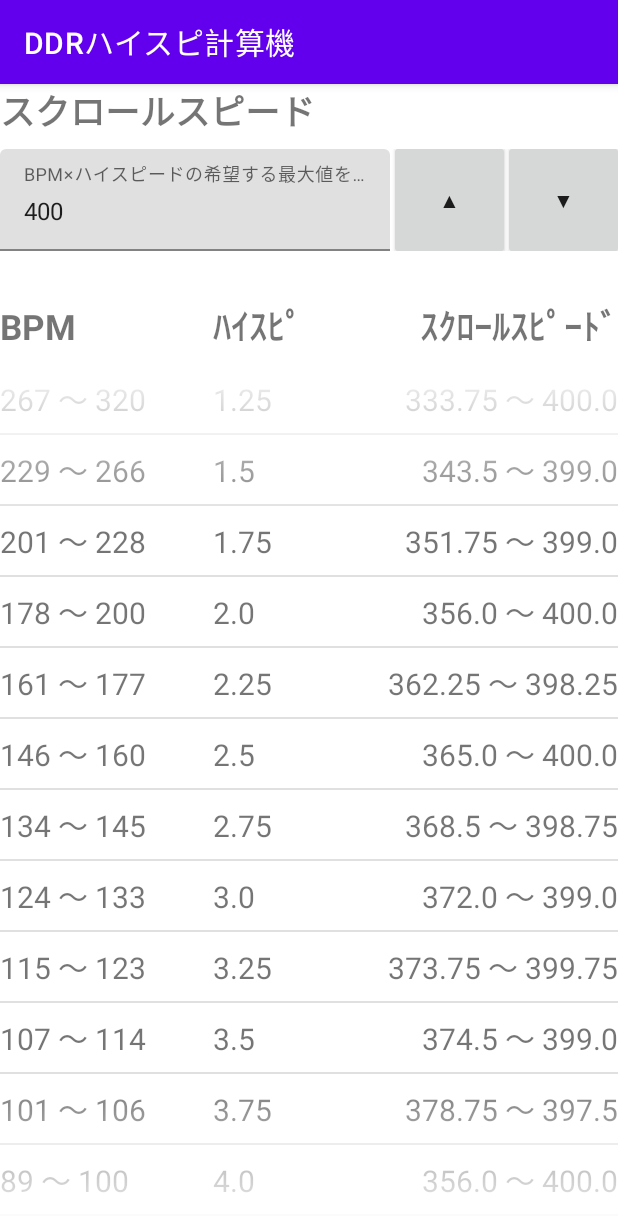
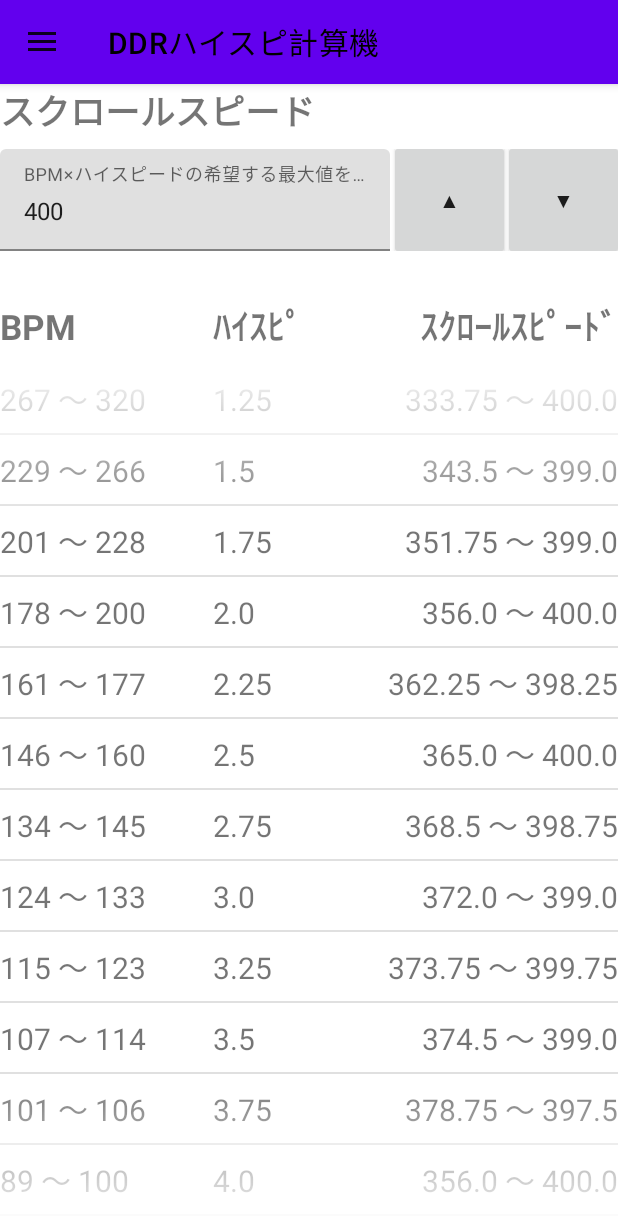
Before and after one commit to FIAS-CO/DdrScrollSpeedBoard, an Android app: the screen it shows after launch (MainActivity), on a phone screen of 412 x 824 dp. Shown: the top 1231 px of the screen. Run offline under Robolectric (Android 15) with nearby library versions, the phone set to English and light mode, and no system bars; our stand-ins replace AdMob, data binding, navigation-ui; 2 statements that could not run were skipped.

Commit message:
ナビゲーションドロワー追加

```diff
--- a/app/src/main/java/com/fias/ddrhighspeed/MainActivity.kt
+++ b/app/src/main/java/com/fias/ddrhighspeed/MainActivity.kt
@@ -1,13 +1,21 @@
 package com.fias.ddrhighspeed
 
 import android.os.Bundle
+import android.view.LayoutInflater
+import android.view.MenuItem
 import android.view.MotionEvent
 import androidx.appcompat.app.AppCompatActivity
+import androidx.appcompat.widget.Toolbar
 import androidx.databinding.DataBindingUtil
 import androidx.databinding.ViewDataBinding
+import androidx.drawerlayout.widget.DrawerLayout
 import androidx.navigation.NavController
+import androidx.navigation.findNavController
 import androidx.navigation.fragment.NavHostFragment
-import androidx.navigation.ui.setupActionBarWithNavController
+import androidx.navigation.ui.AppBarConfiguration
+import androidx.navigation.ui.onNavDestinationSelected
+import androidx.navigation.ui.setupWithNavController
+
 
 class MainActivity : AppCompatActivity() {
     private lateinit var navController: NavController
@@ -24,7 +32,14 @@
             .findFragmentById(R.id.nav_host_fragment) as NavHostFragment
         navController = navHostFragment.navController
 
-        setupActionBarWithNavController(navController)
+        val drawerLayout = findViewById<DrawerLayout>(R.id.drawer_layout)
+        val appBarConfiguration = AppBarConfiguration(navController.graph, drawerLayout)
+        findViewById<Toolbar>(R.id.toolbar)
+            .setupWithNavController(navController, appBarConfiguration)
+
+        navController.addOnDestinationChangedListener { _, destination, _ ->
+        }
+//        setupActionBarWithNavController(navController)
     }
 
     override fun dispatchTouchEvent(ev: MotionEvent?): Boolean {
@@ -35,4 +50,10 @@
     override fun onSupportNavigateUp(): Boolean {
         return navController.navigateUp() || super.onSupportNavigateUp()
     }
+
+    override fun onOptionsItemSelected(item: MenuItem): Boolean {
+        val navController = findNavController(R.id.nav_host_fragment)
+        return item.onNavDestinationSelected(navController) || super.onOptionsItemSelected(item)
+    }
+
 }
--- a/app/src/main/res/layout/activity_main.xml
+++ b/app/src/main/res/layout/activity_main.xml
@@ -20,20 +20,63 @@
 
     </data>
 
+    <androidx.drawerlayout.widget.DrawerLayout
+        android:id="@+id/drawer_layout"
+        android:layout_width="match_parent"
+        android:layout_height="match_parent"
+        android:fitsSystemWindows="true">
+
         <FrameLayout
+            android:id="@+id/frame_layout"
             android:layout_width="match_parent"
             android:layout_height="match_parent"
             tools:context="com.fias.ddrhighspeed.MainActivity">
+
+            <androidx.constraintlayout.widget.ConstraintLayout
+                android:layout_width="match_parent"
+                android:layout_height="match_parent">
+
+                <androidx.appcompat.widget.Toolbar
+                    android:id="@+id/toolbar"
+                    android:layout_width="match_parent"
+                    android:layout_height="wrap_content"
+                    android:background="?attr/colorPrimary"
+                    android:elevation="4dp"
+                    android:minHeight="?attr/actionBarSize"
+                    android:theme="?attr/actionBarTheme"
+                    app:popupTheme="@style/ThemeOverlay.AppCompat.Light"
+                    app:theme="@style/ThemeOverlay.AppCompat.ActionBar"
+                    app:title="@string/app_name"
+                    app:titleTextColor="@color/black"
+                    app:layout_constraintTop_toTopOf="parent"
+                    app:layout_constraintBottom_toTopOf="@id/nav_host_fragment"
+                    app:layout_constraintStart_toStartOf="parent"
+                    app:layout_constraintEnd_toEndOf="parent"/>
 
                 <!--  Task:Fragmentのために必要  -->
                 <androidx.fragment.app.FragmentContainerView
                     android:id="@+id/nav_host_fragment"
                     android:name="androidx.navigation.fragment.NavHostFragment"
                     android:layout_width="match_parent"
-            android:layout_height="match_parent"
+                    android:layout_height="0pt"
+                    android:fitsSystemWindows="true"
                     android:label="Page title"
                     app:defaultNavHost="true"
-            app:navGraph="@navigation/nav_graph" />
+                    app:navGraph="@navigation/nav_graph"
+                    app:layout_constraintTop_toBottomOf="@id/toolbar"
+                    app:layout_constraintBottom_toBottomOf="parent"
+                    app:layout_constraintStart_toStartOf="parent"
+                    app:layout_constraintEnd_toEndOf="parent"/>
+            </androidx.constraintlayout.widget.ConstraintLayout>
+        </FrameLayout>
+        <!-- Container for contents of drawer - use NavigationView to make configuration easier -->
+        <com.google.android.material.navigation.NavigationView
+            android:id="@+id/nav_view"
+            android:layout_width="wrap_content"
+            android:layout_height="match_parent"
+            android:layout_gravity="start"
+            android:fitsSystemWindows="true" />
 
-    </FrameLayout>
+
+    </androidx.drawerlayout.widget.DrawerLayout>
 </layout>
--- /dev/null
+++ b/app/src/main/res/layout/toolbar.xml
@@ -0,0 +1,13 @@
+<androidx.appcompat.widget.Toolbar xmlns:android="http://schemas.android.com/apk/res/android"
+    xmlns:app="http://schemas.android.com/apk/res-auto"
+    android:id="@+id/toolbar"
+    android:layout_width="match_parent"
+    android:layout_height="wrap_content"
+    android:background="?attr/colorPrimary"
+    android:minHeight="?attr/actionBarSize"
+    android:theme="?attr/actionBarTheme"
+    android:elevation="4dp"
+    app:popupTheme="@style/ThemeOverlay.AppCompat.Light"
+    app:theme="@style/ThemeOverlay.AppCompat.ActionBar"
+    app:title="@string/app_name"
+    app:titleTextColor="@color/black" />
--- a/app/src/main/res/values-night/themes.xml
+++ b/app/src/main/res/values-night/themes.xml
@@ -1,7 +1,7 @@
 <resources>
     <!-- Base application theme. -->
     <!-- Task:DarkActionBar → NoActionBarに変更。Actionを追加しないため -->
-    <style name="Theme.DdrScrollSpeedBoard" parent="Theme.MaterialComponents.DayNight.DarkActionBar">
+    <style name="Theme.DdrScrollSpeedBoard" parent="Theme.MaterialComponents.DayNight.NoActionBar">
         <!-- Primary brand color. -->
         <item name="colorPrimary">@color/purple_200</item>
         <item name="colorPrimaryVariant">@color/purple_700</item>
--- a/app/src/main/res/values/themes.xml
+++ b/app/src/main/res/values/themes.xml
@@ -1,7 +1,7 @@
 <resources>
     <!-- Base application theme. -->
     <!-- Task:DarkActionBar → NoActionBarに変更。Actionを追加しないため -->
-    <style name="Theme.DdrScrollSpeedBoard" parent="Theme.MaterialComponents.DayNight.DarkActionBar">
+    <style name="Theme.DdrScrollSpeedBoard" parent="Theme.MaterialComponents.DayNight.NoActionBar">
         <!-- Primary brand color. -->
         <item name="colorPrimary">@color/purple_500</item>
         <item name="colorPrimaryVariant">@color/purple_700</item>
```
Lines whose indentation alone changed are shown as unchanged.
